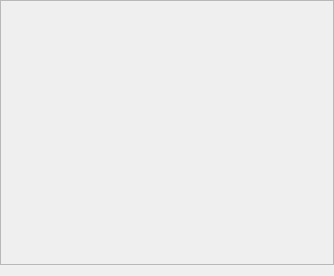
The window that core/base/gui/basic_elements/SideWidget.ui (dboun/MultiPatientImageProcessing) describes before a commit, drawn with Qt 5.
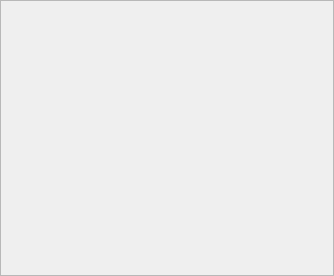
The same window after the commit.

Commit message: Some failed GUI experiments

Diff of the .ui file:
```diff
--- a/core/base/gui/basic_elements/SideWidget.ui
+++ b/core/base/gui/basic_elements/SideWidget.ui
@@ -35,6 +35,9 @@
    <property name="rightMargin">
     <number>0</number>
    </property>
+   <property name="bottomMargin">
+    <number>0</number>
+   </property>
    <property name="horizontalSpacing">
     <number>0</number>
    </property>
@@ -67,7 +70,7 @@
         <x>0</x>
         <y>0</y>
         <width>332</width>
-        <height>265</height>
+        <height>274</height>
        </rect>
       </property>
       <property name="sizePolicy">
```
The commit also changes 5 other files.
